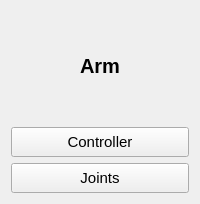
Old version of the form rover_launch_control/resource/rover_launch_control.ui in the repository robotique-udes/rover.
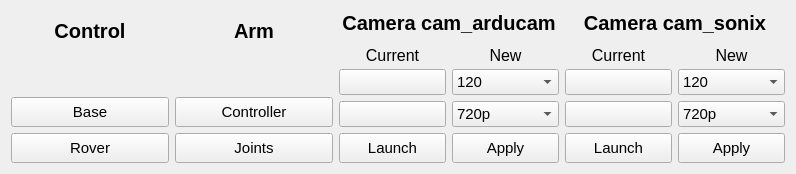
New version of the form.

Commit message: First prototype finished with cam resolution control

```diff
--- a/rover_launch_control/resource/rover_launch_control.ui
+++ b/rover_launch_control/resource/rover_launch_control.ui
@@ -9,14 +9,14 @@
    <rect>
     <x>0</x>
     <y>0</y>
-    <width>200</width>
-    <height>204</height>
+    <width>796</width>
+    <height>174</height>
    </rect>
   </property>
   <property name="maximumSize">
    <size>
-    <width>200</width>
-    <height>16777215</height>
+    <width>796</width>
+    <height>174</height>
    </size>
   </property>
   <property name="font">
@@ -38,17 +38,323 @@
   </property>
   <layout class="QGridLayout" name="gridLayout">
    <item row="0" column="0">
-    <layout class="QVBoxLayout" name="verticalLayout">
+    <layout class="QHBoxLayout" name="horizontalLayout_4">
      <item>
-      <layout class="QVBoxLayout" name="verticalLayout_2">
+      <layout class="QVBoxLayout" name="verticalLayout_11">
        <item>
-        <widget class="QLabel" name="label">
+        <layout class="QVBoxLayout" name="verticalLayout_12">
+         <item>
+          <widget class="QLabel" name="label_8">
+           <property name="sizePolicy">
+            <sizepolicy hsizetype="MinimumExpanding" vsizetype="MinimumExpanding">
+             <horstretch>0</horstretch>
+             <verstretch>0</verstretch>
+            </sizepolicy>
+           </property>
+           <property name="minimumSize">
+            <size>
+             <width>150</width>
+             <height>0</height>
+            </size>
+           </property>
+           <property name="maximumSize">
+            <size>
+             <width>16777215</width>
+             <height>50</height>
+            </size>
+           </property>
+           <property name="font">
+            <font>
+             <family>Ubuntu</family>
+             <pointsize>15</pointsize>
+             <weight>75</weight>
+             <bold>true</bold>
+            </font>
+           </property>
+           <property name="text">
+            <string>Control</string>
+           </property>
+           <property name="textFormat">
+            <enum>Qt::AutoText</enum>
+           </property>
+           <property name="scaledContents">
+            <bool>false</bool>
+           </property>
+           <property name="alignment">
+            <set>Qt::AlignCenter</set>
+           </property>
+          </widget>
+         </item>
+         <item>
+          <spacer name="verticalSpacer_6">
+           <property name="orientation">
+            <enum>Qt::Vertical</enum>
+           </property>
+           <property name="sizeHint" stdset="0">
+            <size>
+             <width>20</width>
+             <height>40</height>
+            </size>
+           </property>
+          </spacer>
+         </item>
+         <item>
+          <widget class="QPushButton" name="pb_base">
+           <property name="sizePolicy">
+            <sizepolicy hsizetype="Minimum" vsizetype="Fixed">
+             <horstretch>0</horstretch>
+             <verstretch>0</verstretch>
+            </sizepolicy>
+           </property>
+           <property name="minimumSize">
+            <size>
+             <width>0</width>
+             <height>30</height>
+            </size>
+           </property>
+           <property name="text">
+            <string>Base</string>
+           </property>
+           <property name="iconSize">
+            <size>
+             <width>16</width>
+             <height>16</height>
+            </size>
+           </property>
+           <property name="checkable">
+            <bool>true</bool>
+           </property>
+           <property name="checked">
+            <bool>false</bool>
+           </property>
+           <property name="autoDefault">
+            <bool>false</bool>
+           </property>
+           <property name="default">
+            <bool>false</bool>
+           </property>
+           <property name="flat">
+            <bool>false</bool>
+           </property>
+          </widget>
+         </item>
+         <item>
+          <widget class="QPushButton" name="pb_rover">
+           <property name="sizePolicy">
+            <sizepolicy hsizetype="Minimum" vsizetype="Fixed">
+             <horstretch>0</horstretch>
+             <verstretch>0</verstretch>
+            </sizepolicy>
+           </property>
+           <property name="minimumSize">
+            <size>
+             <width>0</width>
+             <height>30</height>
+            </size>
+           </property>
+           <property name="text">
+            <string>Rover</string>
+           </property>
+           <property name="iconSize">
+            <size>
+             <width>16</width>
+             <height>16</height>
+            </size>
+           </property>
+           <property name="checkable">
+            <bool>true</bool>
+           </property>
+           <property name="checked">
+            <bool>false</bool>
+           </property>
+           <property name="autoDefault">
+            <bool>false</bool>
+           </property>
+           <property name="default">
+            <bool>false</bool>
+           </property>
+           <property name="flat">
+            <bool>false</bool>
+           </property>
+          </widget>
+         </item>
+        </layout>
+       </item>
+      </layout>
+     </item>
+    </layout>
+   </item>
+   <item row="0" column="1">
+    <layout class="QHBoxLayout" name="horizontalLayout">
+     <item>
+      <layout class="QVBoxLayout" name="verticalLayout">
+       <item>
+        <layout class="QVBoxLayout" name="verticalLayout_2">
+         <item>
+          <widget class="QLabel" name="label">
+           <property name="sizePolicy">
+            <sizepolicy hsizetype="MinimumExpanding" vsizetype="MinimumExpanding">
+             <horstretch>0</horstretch>
+             <verstretch>0</verstretch>
+            </sizepolicy>
+           </property>
+           <property name="minimumSize">
+            <size>
+             <width>150</width>
+             <height>0</height>
+            </size>
+           </property>
+           <property name="maximumSize">
+            <size>
+             <width>16777215</width>
+             <height>50</height>
+            </size>
+           </property>
+           <property name="font">
+            <font>
+             <family>Ubuntu</family>
+             <pointsize>15</pointsize>
+             <weight>75</weight>
+             <bold>true</bold>
+            </font>
+           </property>
+           <property name="text">
+            <string>Arm</string>
+           </property>
+           <property name="textFormat">
+            <enum>Qt::AutoText</enum>
+           </property>
+           <property name="scaledContents">
+            <bool>false</bool>
+           </property>
+           <property name="alignment">
+            <set>Qt::AlignCenter</set>
+           </property>
+          </widget>
+         </item>
+         <item>
+          <spacer name="verticalSpacer">
+           <property name="orientation">
+            <enum>Qt::Vertical</enum>
+           </property>
+           <property name="sizeHint" stdset="0">
+            <size>
+             <width>20</width>
+             <height>40</height>
+            </size>
+           </property>
+          </spacer>
+         </item>
+         <item>
+          <widget class="QPushButton" name="pb_controller">
+           <property name="sizePolicy">
+            <sizepolicy hsizetype="Minimum" vsizetype="Fixed">
+             <horstretch>0</horstretch>
+             <verstretch>0</verstretch>
+            </sizepolicy>
+           </property>
+           <property name="minimumSize">
+            <size>
+             <width>0</width>
+             <height>30</height>
+            </size>
+           </property>
+           <property name="text">
+            <string>Controller</string>
+           </property>
+           <property name="iconSize">
+            <size>
+             <width>16</width>
+             <height>16</height>
+            </size>
+           </property>
+           <property name="checkable">
+            <bool>true</bool>
+           </property>
+           <property name="checked">
+            <bool>false</bool>
+           </property>
+           <property name="autoDefault">
+            <bool>false</bool>
+           </property>
+           <property name="default">
+            <bool>false</bool>
+           </property>
+           <property name="flat">
+            <bool>false</bool>
+           </property>
+          </widget>
+         </item>
+         <item>
+          <widget class="QPushButton" name="pb_joints">
+           <property name="sizePolicy">
+            <sizepolicy hsizetype="Minimum" vsizetype="Fixed">
+             <horstretch>0</horstretch>
+             <verstretch>0</verstretch>
+            </sizepolicy>
+           </property>
+           <property name="minimumSize">
+            <size>
+             <width>0</width>
+             <height>30</height>
+            </size>
+           </property>
+           <property name="text">
+            <string>Joints</string>
+           </property>
+           <property name="iconSize">
+            <size>
+             <width>16</width>
+             <height>16</height>
+            </size>
+           </property>
+           <property name="checkable">
+            <bool>true</bool>
+           </property>
+           <property name="checked">
+            <bool>false</bool>
+           </property>
+           <property name="autoDefault">
+            <bool>false</bool>
+           </property>
+           <property name="default">
+            <bool>false</bool>
+           </property>
+           <property name="flat">
+            <bool>false</bool>
+           </property>
+          </widget>
+         </item>
+        </layout>
+       </item>
+      </layout>
+     </item>
+    </layout>
+   </item>
+   <item row="0" column="2">
+    <layout class="QVBoxLayout" name="verticalLayout_3">
+     <item>
+      <layout class="QVBoxLayout" name="verticalLayout_4">
+       <item>
+        <widget class="QLabel" name="label_2">
          <property name="sizePolicy">
           <sizepolicy hsizetype="MinimumExpanding" vsizetype="MinimumExpanding">
            <horstretch>0</horstretch>
            <verstretch>0</verstretch>
           </sizepolicy>
          </property>
+         <property name="minimumSize">
+          <size>
+           <width>220</width>
+           <height>0</height>
+          </size>
+         </property>
+         <property name="maximumSize">
+          <size>
+           <width>16777215</width>
+           <height>50</height>
+          </size>
+         </property>
          <property name="font">
           <font>
            <family>Ubuntu</family>
@@ -58,7 +364,7 @@
           </font>
          </property>
          <property name="text">
-          <string>Arm</string>
+          <string>Camera cam_arducam</string>
          </property>
          <property name="textFormat">
           <enum>Qt::AutoText</enum>
@@ -72,85 +378,661 @@
         </widget>
        </item>
        <item>
-        <widget class="QPushButton" name="pb_controller">
-         <property name="sizePolicy">
-          <sizepolicy hsizetype="Minimum" vsizetype="Fixed">
-           <horstretch>0</horstretch>
-           <verstretch>0</verstretch>
-          </sizepolicy>
-         </property>
-         <property name="minimumSize">
-          <size>
-           <width>0</width>
-           <height>30</height>
-          </size>
-         </property>
-         <property name="text">
-          <string>Controller</string>
-         </property>
-         <property name="iconSize">
-          <size>
-           <width>16</width>
-           <height>16</height>
-          </size>
-         </property>
-         <property name="checkable">
-          <bool>true</bool>
-         </property>
-         <property name="checked">
-          <bool>false</bool>
-         </property>
-         <property name="autoDefault">
-          <bool>false</bool>
-         </property>
-         <property name="default">
-          <bool>false</bool>
-         </property>
-         <property name="flat">
-          <bool>false</bool>
-         </property>
-        </widget>
+        <layout class="QHBoxLayout" name="horizontalLayout_2">
+         <item>
+          <layout class="QVBoxLayout" name="verticalLayout_5">
+           <item>
+            <spacer name="verticalSpacer_2">
+             <property name="orientation">
+              <enum>Qt::Vertical</enum>
+             </property>
+             <property name="sizeHint" stdset="0">
+              <size>
+               <width>20</width>
+               <height>40</height>
+              </size>
+             </property>
+            </spacer>
+           </item>
+           <item>
+            <widget class="QLabel" name="label_3">
+             <property name="sizePolicy">
+              <sizepolicy hsizetype="MinimumExpanding" vsizetype="MinimumExpanding">
+               <horstretch>0</horstretch>
+               <verstretch>0</verstretch>
+              </sizepolicy>
+             </property>
+             <property name="maximumSize">
+              <size>
+               <width>16777215</width>
+               <height>15</height>
+              </size>
+             </property>
+             <property name="font">
+              <font>
+               <family>Ubuntu</family>
+               <pointsize>12</pointsize>
+               <weight>50</weight>
+               <bold>false</bold>
+              </font>
+             </property>
+             <property name="text">
+              <string>Current</string>
+             </property>
+             <property name="textFormat">
+              <enum>Qt::AutoText</enum>
+             </property>
+             <property name="scaledContents">
+              <bool>false</bool>
+             </property>
+             <property name="alignment">
+              <set>Qt::AlignCenter</set>
+             </property>
+            </widget>
+           </item>
+           <item>
+            <widget class="QPushButton" name="pb_current_cam_arducam_framerate">
+             <property name="text">
+              <string/>
+             </property>
+            </widget>
+           </item>
+           <item>
+            <widget class="QPushButton" name="pb_current_cam_arducam_resolution">
+             <property name="text">
+              <string/>
+             </property>
+            </widget>
+           </item>
+           <item>
+            <widget class="QPushButton" name="pb_cam_arducam_launch">
+             <property name="sizePolicy">
+              <sizepolicy hsizetype="Minimum" vsizetype="Fixed">
+               <horstretch>0</horstretch>
+               <verstretch>0</verstretch>
+              </sizepolicy>
+             </property>
+             <property name="minimumSize">
+              <size>
+               <width>0</width>
+               <height>30</height>
+              </size>
+             </property>
+             <property name="text">
+              <string>Launch</string>
+             </property>
+             <property name="iconSize">
+              <size>
+               <width>16</width>
+               <height>16</height>
+              </size>
+             </property>
+             <property name="checkable">
+              <bool>true</bool>
+             </property>
+             <property name="checked">
+              <bool>false</bool>
+             </property>
+             <property name="autoDefault">
+              <bool>false</bool>
+             </property>
+             <property name="default">
+              <bool>false</bool>
+             </property>
+             <property name="flat">
+              <bool>false</bool>
+             </property>
+            </widget>
+           </item>
+          </layout>
+         </item>
+         <item>
+          <layout class="QVBoxLayout" name="verticalLayout_6">
+           <item>
+            <spacer name="verticalSpacer_3">
+             <property name="orientation">
+              <enum>Qt::Vertical</enum>
+             </property>
+             <property name="sizeHint" stdset="0">
+              <size>
+               <width>20</width>
+               <height>40</height>
+              </size>
+             </property>
+            </spacer>
+           </item>
+           <item>
+            <widget class="QLabel" name="label_4">
+             <property name="sizePolicy">
+              <sizepolicy hsizetype="MinimumExpanding" vsizetype="MinimumExpanding">
+               <horstretch>0</horstretch>
+               <verstretch>0</verstretch>
+              </sizepolicy>
+             </property>
+             <property name="maximumSize">
+              <size>
+               <width>16777215</width>
+               <height>15</height>
+              </size>
+             </property>
+             <property name="font">
+              <font>
+               <family>Ubuntu</family>
+               <pointsize>12</pointsize>
+               <weight>50</weight>
+               <bold>false</bold>
+              </font>
+             </property>
+             <property name="text">
+              <string>New</string>
+             </property>
+             <property name="textFormat">
+              <enum>Qt::AutoText</enum>
+             </property>
+             <property name="scaledContents">
+              <bool>false</bool>
+             </property>
+             <property name="alignment">
+              <set>Qt::AlignCenter</set>
+             </property>
+            </widget>
+           </item>
+           <item>
+            <widget class="QComboBox" name="cb_cam_arducam_framerate">
+             <property name="currentText">
+              <string>120</string>
+             </property>
+             <item>
+              <property name="text">
+               <string>120</string>
+              </property>
+             </item>
+             <item>
+              <property name="text">
+               <string>60</string>
+              </property>
+             </item>
+             <item>
+              <property name="text">
+               <string>40</string>
+              </property>
+             </item>
+             <item>
+              <property name="text">
+               <string>30</string>
+              </property>
+             </item>
+             <item>
+              <property name="text">
+               <string>24</string>
+              </property>
+             </item>
+             <item>
+              <property name="text">
+               <string>20</string>
+              </property>
+             </item>
+             <item>
+              <property name="text">
+               <string>15</string>
+              </property>
+             </item>
+             <item>
+              <property name="text">
+               <string>12</string>
+              </property>
+             </item>
+             <item>
+              <property name="text">
+               <string>10</string>
+              </property>
+             </item>
+             <item>
+              <property name="text">
+               <string>6</string>
+              </property>
+             </item>
+             <item>
+              <property name="text">
+               <string>4</string>
+              </property>
+             </item>
+             <item>
+              <property name="text">
+               <string>3</string>
+              </property>
+             </item>
+             <item>
+              <property name="text">
+               <string>1</string>
+              </property>
+             </item>
+            </widget>
+           </item>
+           <item>
+            <widget class="QComboBox" name="cb_cam_arducam_resolution">
+             <property name="currentText">
+              <string>720p</string>
+             </property>
+             <item>
+              <property name="text">
+               <string>720p</string>
+              </property>
+             </item>
+             <item>
+              <property name="text">
+               <string>480p</string>
+              </property>
+             </item>
+             <item>
+              <property name="text">
+               <string>360p</string>
+              </property>
+             </item>
+             <item>
+              <property name="text">
+               <string>144p</string>
+              </property>
+             </item>
+            </widget>
+           </item>
+           <item>
+            <widget class="QPushButton" name="pb_cam_arducam_apply">
+             <property name="sizePolicy">
+              <sizepolicy hsizetype="Minimum" vsizetype="Fixed">
+               <horstretch>0</horstretch>
+               <verstretch>0</verstretch>
+              </sizepolicy>
+             </property>
+             <property name="minimumSize">
+              <size>
+               <width>0</width>
+               <height>30</height>
+              </size>
+             </property>
+             <property name="text">
+              <string>Apply</string>
+             </property>
+             <property name="iconSize">
+              <size>
+               <width>16</width>
+               <height>16</height>
+              </size>
+             </property>
+             <property name="checkable">
+              <bool>false</bool>
+             </property>
+             <property name="checked">
+              <bool>false</bool>
+             </property>
+             <property name="autoDefault">
+              <bool>false</bool>
+             </property>
+             <property name="default">
+              <bool>false</bool>
+             </property>
+             <property name="flat">
+              <bool>false</bool>
+             </property>
+            </widget>
+           </item>
+          </layout>
+         </item>
+        </layout>
        </item>
+      </layout>
+     </item>
+    </layout>
+   </item>
+   <item row="0" column="3">
+    <layout class="QVBoxLayout" name="verticalLayout_7">
+     <item>
+      <layout class="QVBoxLayout" name="verticalLayout_8">
        <item>
-        <widget class="QPushButton" name="pb_joints">
+        <widget class="QLabel" name="label_5">
          <property name="sizePolicy">
-          <sizepolicy hsizetype="Minimum" vsizetype="Fixed">
+          <sizepolicy hsizetype="MinimumExpanding" vsizetype="MinimumExpanding">
            <horstretch>0</horstretch>
            <verstretch>0</verstretch>
           </sizepolicy>
          </property>
          <property name="minimumSize">
           <size>
-           <width>0</width>
-           <height>30</height>
+           <width>220</width>
+           <height>0</height>
           </size>
          </property>
-         <property name="text">
-          <string>Joints</string>
-         </property>
-         <property name="iconSize">
+         <property name="maximumSize">
           <size>
-           <width>16</width>
-           <height>16</height>
+           <width>16777215</width>
+           <height>50</height>
           </size>
          </property>
-         <property name="checkable">
-          <bool>true</bool>
+         <property name="font">
+          <font>
+           <family>Ubuntu</family>
+           <pointsize>15</pointsize>
+           <weight>75</weight>
+           <bold>true</bold>
+          </font>
          </property>
-         <property name="checked">
-          <bool>false</bool>
+         <property name="text">
+          <string>Camera cam_sonix</string>
          </property>
-         <property name="autoDefault">
-          <bool>false</bool>
+         <property name="textFormat">
+          <enum>Qt::AutoText</enum>
          </property>
-         <property name="default">
+         <property name="scaledContents">
           <bool>false</bool>
          </property>
-         <property name="flat">
-          <bool>false</bool>
+         <property name="alignment">
+          <set>Qt::AlignCenter</set>
          </property>
         </widget>
        </item>
+       <item>
+        <layout class="QHBoxLayout" name="horizontalLayout_3">
+         <item>
+          <layout class="QVBoxLayout" name="verticalLayout_9">
+           <item>
+            <spacer name="verticalSpacer_4">
+             <property name="orientation">
+              <enum>Qt::Vertical</enum>
+             </property>
+             <property name="sizeHint" stdset="0">
+              <size>
+               <width>20</width>
+               <height>40</height>
+              </size>
+             </property>
+            </spacer>
+           </item>
+           <item>
+            <widget class="QLabel" name="label_6">
+             <property name="sizePolicy">
+              <sizepolicy hsizetype="MinimumExpanding" vsizetype="MinimumExpanding">
+               <horstretch>0</horstretch>
+               <verstretch>0</verstretch>
+              </sizepolicy>
+             </property>
+             <property name="maximumSize">
+              <size>
+               <width>16777215</width>
+               <height>15</height>
+              </size>
+             </property>
+             <property name="font">
+              <font>
+               <family>Ubuntu</family>
+               <pointsize>12</pointsize>
+               <weight>50</weight>
+               <bold>false</bold>
+              </font>
+             </property>
+             <property name="text">
+              <string>Current</string>
+             </property>
+             <property name="textFormat">
+              <enum>Qt::AutoText</enum>
+             </property>
+             <property name="scaledContents">
+              <bool>false</bool>
+             </property>
+             <property name="alignment">
+              <set>Qt::AlignCenter</set>
+             </property>
+            </widget>
+           </item>
+           <item>
+            <widget class="QPushButton" name="pb_current_cam_sonix_framerate">
+             <property name="text">
+              <string/>
+             </property>
+            </widget>
+           </item>
+           <item>
+            <widget class="QPushButton" name="pb_current_cam_sonix_resolution">
+             <property name="text">
+              <string/>
+             </property>
+            </widget>
+           </item>
+           <item>
+            <widget class="QPushButton" name="pb_cam_sonix_launch">
+             <property name="sizePolicy">
+              <sizepolicy hsizetype="Minimum" vsizetype="Fixed">
+               <horstretch>0</horstretch>
+               <verstretch>0</verstretch>
+              </sizepolicy>
+             </property>
+             <property name="minimumSize">
+              <size>
+               <width>0</width>
+               <height>30</height>
+              </size>
+             </property>
+             <property name="text">
+              <string>Launch</string>
+             </property>
+             <property name="iconSize">
+              <size>
+               <width>16</width>
+               <height>16</height>
+              </size>
+             </property>
+             <property name="checkable">
+              <bool>true</bool>
+             </property>
+             <property name="checked">
+              <bool>false</bool>
+             </property>
+             <property name="autoDefault">
+              <bool>false</bool>
+             </property>
+             <property name="default">
+              <bool>false</bool>
+             </property>
+             <property name="flat">
+              <bool>false</bool>
+             </property>
+            </widget>
+           </item>
+          </layout>
+         </item>
+         <item>
+          <layout class="QVBoxLayout" name="verticalLayout_10">
+           <item>
+            <spacer name="verticalSpacer_5">
+             <property name="orientation">
+              <enum>Qt::Vertical</enum>
+             </property>
+             <property name="sizeHint" stdset="0">
+              <size>
+               <width>20</width>
+               <height>40</height>
+              </size>
+             </property>
+            </spacer>
+           </item>
+           <item>
+            <widget class="QLabel" name="label_7">
+             <property name="sizePolicy">
+              <sizepolicy hsizetype="MinimumExpanding" vsizetype="MinimumExpanding">
+               <horstretch>0</horstretch>
+               <verstretch>0</verstretch>
+              </sizepolicy>
+             </property>
+             <property name="maximumSize">
+              <size>
+               <width>16777215</width>
+               <height>15</height>
+              </size>
+             </property>
+             <property name="font">
+              <font>
+               <family>Ubuntu</family>
+               <pointsize>12</pointsize>
+               <weight>50</weight>
+               <bold>false</bold>
+              </font>
+             </property>
+             <property name="text">
+              <string>New</string>
+             </property>
+             <property name="textFormat">
+              <enum>Qt::AutoText</enum>
+             </property>
+             <property name="scaledContents">
+              <bool>false</bool>
+             </property>
+             <property name="alignment">
+              <set>Qt::AlignCenter</set>
+             </property>
+            </widget>
+           </item>
+           <item>
+            <widget class="QComboBox" name="cb_cam_sonix_framerate">
+             <property name="currentText">
+              <string>120</string>
+             </property>
+             <item>
+              <property name="text">
+               <string>120</string>
+              </property>
+             </item>
+             <item>
+              <property name="text">
+               <string>60</string>
+              </property>
+             </item>
+             <item>
+              <property name="text">
+               <string>40</string>
+              </property>
+             </item>
+             <item>
+              <property name="text">
+               <string>30</string>
+              </property>
+             </item>
+             <item>
+              <property name="text">
+               <string>24</string>
+              </property>
+             </item>
+             <item>
+              <property name="text">
+               <string>20</string>
+              </property>
+             </item>
+             <item>
+              <property name="text">
+               <string>15</string>
+              </property>
+             </item>
+             <item>
+              <property name="text">
+               <string>12</string>
+              </property>
+             </item>
+             <item>
+              <property name="text">
+               <string>10</string>
+              </property>
+             </item>
+             <item>
+              <property name="text">
+               <string>6</string>
+              </property>
+             </item>
+             <item>
+              <property name="text">
+               <string>4</string>
+              </property>
+             </item>
+             <item>
+              <property name="text">
+               <string>3</string>
+              </property>
+             </item>
+             <item>
+              <property name="text">
+               <string>1</string>
+              </property>
+             </item>
+            </widget>
+           </item>
+           <item>
+            <widget class="QComboBox" name="cb_cam_sonix_resolution">
+             <property name="currentText">
+              <string>720p</string>
+             </property>
+             <item>
+              <property name="text">
+               <string>720p</string>
+              </property>
+             </item>
+             <item>
+              <property name="text">
+               <string>480p</string>
+              </property>
+             </item>
+             <item>
+              <property name="text">
+               <string>360p</string>
+              </property>
+             </item>
+             <item>
+              <property name="text">
+               <string>144p</string>
+              </property>
+             </item>
+            </widget>
+           </item>
+           <item>
+            <widget class="QPushButton" name="pb_cam_sonix_apply">
+             <property name="sizePolicy">
+              <sizepolicy hsizetype="Minimum" vsizetype="Fixed">
+               <horstretch>0</horstretch>
+               <verstretch>0</verstretch>
+              </sizepolicy>
+             </property>
+             <property name="minimumSize">
+              <size>
+               <width>0</width>
+               <height>30</height>
+              </size>
+             </property>
+             <property name="text">
+              <string>Apply</string>
+             </property>
+             <property name="iconSize">
+              <size>
+               <width>16</width>
+               <height>16</height>
+              </size>
+             </property>
+             <property name="checkable">
+              <bool>false</bool>
+             </property>
+             <property name="checked">
+              <bool>false</bool>
+             </property>
+             <property name="autoDefault">
+              <bool>false</bool>
+             </property>
+             <property name="default">
+              <bool>false</bool>
+             </property>
+             <property name="flat">
+              <bool>false</bool>
+             </property>
+            </widget>
+           </item>
+          </layout>
+         </item>
+        </layout>
+       </item>
       </layout>
      </item>
     </layout>
```
The commit also changes 1 other file.
